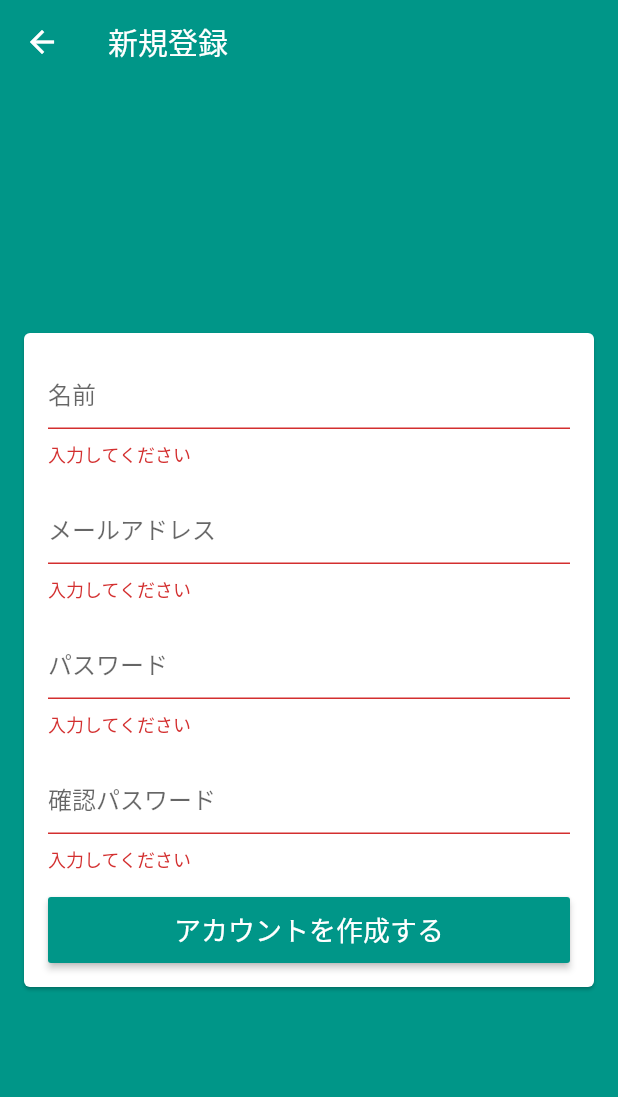
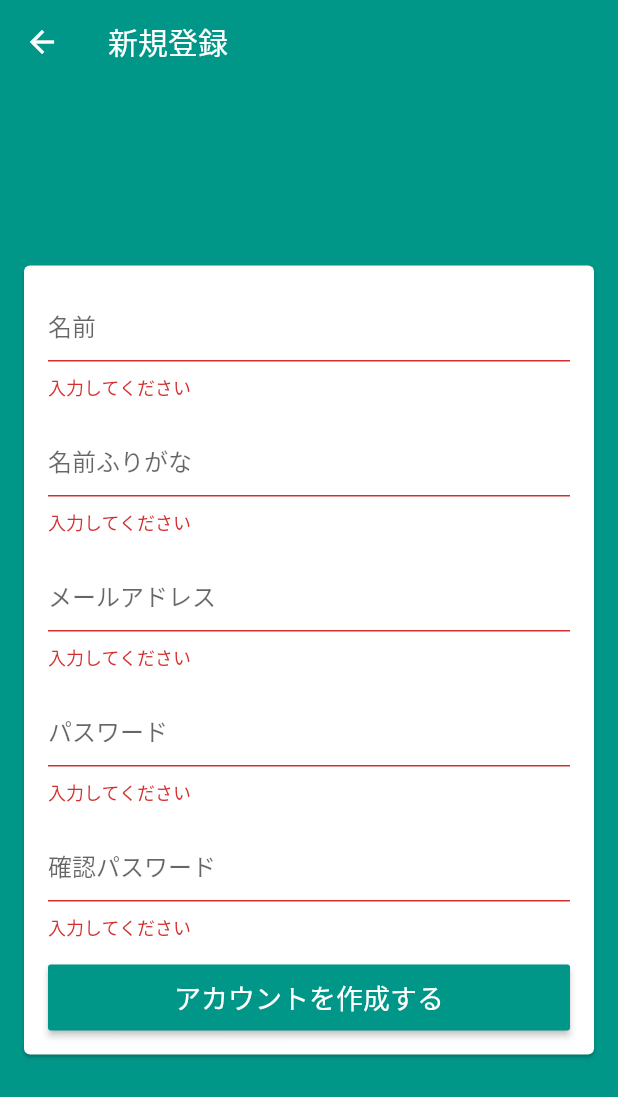
Before and after one commit to Tatsuya4610/Virtual_store, a Flutter app: the SignUPScreen screen opened by its route, after a tap on "アカウントを作成する", on a phone screen of 412 x 824 dp. Shown: the top 1097 px of the screen. Run offline on Flutter 3.47's test engine with Material 2 defaults, Android fonts, the phone set to English and light mode, and no system bars; our stand-ins replace carousel_pro, cloud_firestore, dio, firebase_auth, firebase_storage, image_cropper and 2 more; missing offline and left inert: alphabet_list_scroll_view; accounts and stored records are empty.

Commit message:
7th commit

```diff
--- a/lib/model/admin_user_manager.dart
+++ b/lib/model/admin_user_manager.dart
@@ -5,16 +5,9 @@ import 'package:virtual_store_flutter/model/user_manager.dart';
 // import 'package:faker/faker.dart';
 
 class AdminUserManager extends ChangeNotifier {
-  List<User> _users = [];
+  List<User> users = [];
 
   final Firestore firestore = Firestore.instance;
-
-  String _search = '';
-  String get search => _search;
-  set search(String value) {
-    _search = value;
-    notifyListeners();
-  }
 
   void updateUser(UserManager userManager) {
     if (userManager.adminEnabled) {
@@ -32,8 +25,8 @@ class AdminUserManager extends ChangeNotifier {
     // }
 
     firestore.collection('users').getDocuments().then((snapshot) { //userドキュメントをリスト化
-      _users = snapshot.documents.map((doc) => User.formDocument(doc)).toList();
-      _users.sort(
+      users = snapshot.documents.map((doc) => User.formDocument(doc)).toList();
+      users.sort(
           //アルファベット順に表示。これをしないと
           // Dartパッケージのalphabet_list_scroll_view.dartでエラー発生。
           (a, b) => a.name.toLowerCase().compareTo(b.name.toLowerCase()));
@@ -41,7 +34,6 @@ class AdminUserManager extends ChangeNotifier {
     });
   }
 
-  List<String> get names => _users.map((e) => e.name).toList();
-  List<User> get users => _users;
+  List<String> get names => users.map((e) => e.name).toList();
 
 }
--- a/lib/model/user.dart
+++ b/lib/model/user.dart
@@ -27,6 +27,7 @@ class User {
     try {
       await Firestore.instance.collection('users').document(id).setData({
         'name': name,
+        'subname': subname,
         'email': email,
       });
     } catch (error) {
--- a/lib/screen/signup/signup_screen.dart
+++ b/lib/screen/signup/signup_screen.dart
@@ -31,6 +31,23 @@ class SignUPScreen extends StatelessWidget {
                 TextFormField(
                   enabled: !loading, //falseの場合入力不可。登録ボタンを押した後　firebase登録確認中は入力不可。
                   decoration: InputDecoration(hintText: '名前'),
+                  onSaved: (name) => _user.subname = name,
+                  validator: (name) {
+                    if (name.isEmpty) {
+                      return '入力してください';
+                    } else if (name.trim().split('　').length <= 1) {
+                      return 'フルネームを入力してください';
+                    } else {
+                      return null;
+                    }
+                  },
+                ),
+                SizedBox(
+                  height: 16,
+                ),
+                TextFormField(
+                  enabled: !loading, //falseの場合入力不可。登録ボタンを押した後　firebase登録確認中は入力不可。
+                  decoration: InputDecoration(hintText: '名前ふりがな'),
                   onSaved: (name) => _user.name = name,
                   validator: (name) {
                     if (name.isEmpty) {
```
Also changed, not shown: lib/screen/admin_user/admin_user_screen.dart (+7 -3 lines).
